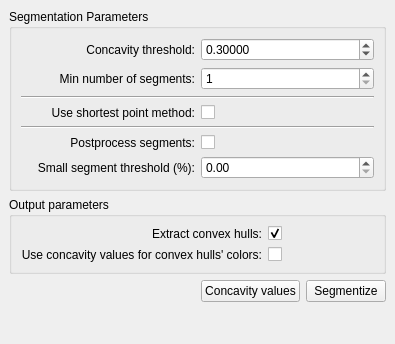
Old version of the form Polyhedron/demo/Polyhedron/Plugins/Surface_mesh/Approximate_convex_segmentation_widget.ui in the repository CGAL/cgal.
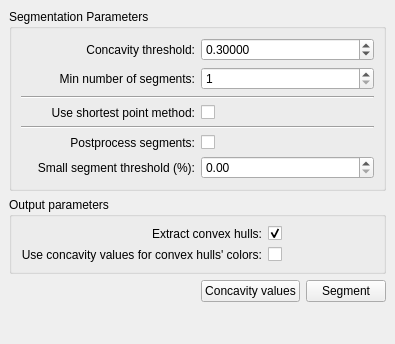
New version of the form.

Commit message: put all convex hulls in a group

```diff
--- a/Polyhedron/demo/Polyhedron/Plugins/Surface_mesh/Approximate_convex_segmentation_widget.ui
+++ b/Polyhedron/demo/Polyhedron/Plugins/Surface_mesh/Approximate_convex_segmentation_widget.ui
@@ -248,7 +248,7 @@
       <item>
        <widget class="QPushButton" name="segmentize_button">
         <property name="text">
-         <string>Segmentize</string>
+         <string>Segment</string>
         </property>
        </widget>
       </item>
```
Left out of the diff: 2 changed lines with no effect on the pictures. The commit also changes 2 other files.
